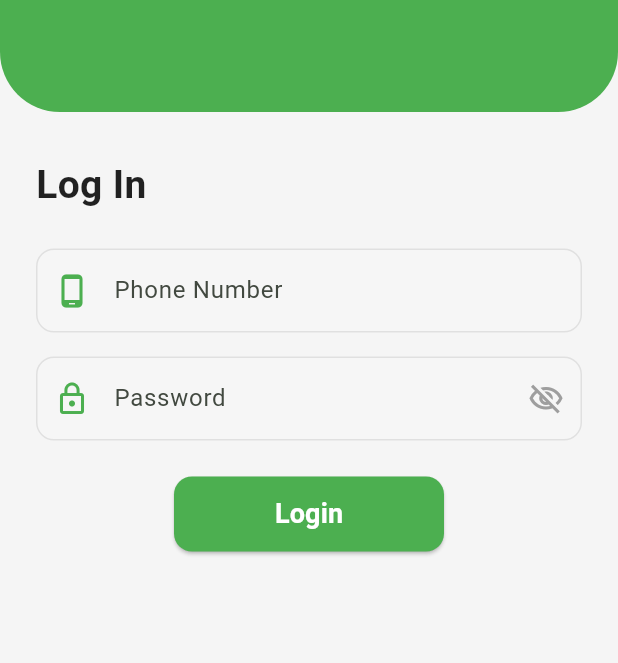
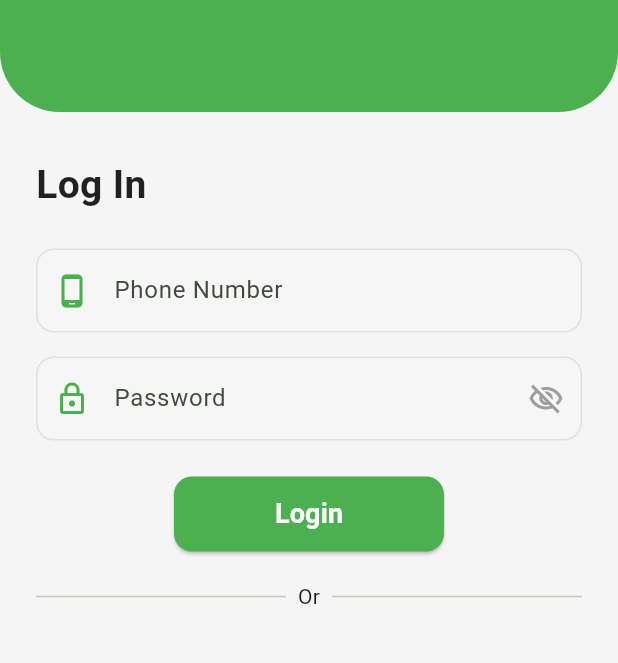
Before and after one commit to rismanitalst/KB1179-1123150058-uts, a Flutter app: the Login screen opened by its route, on a phone screen of 412 x 824 dp, the part 188-851 px from its top. Run offline on Flutter 3.47's test engine with Material 3 defaults, Android fonts, the phone set to English and light mode, and no system bars.

Commit message:
loginPage: add divider 'Or'

```diff
--- a/lib/screen/login.dart
+++ b/lib/screen/login.dart
@@ -149,9 +149,9 @@ class _LoginState extends State<Login> {
                       content: Text("Login Success ✅",
                       textAlign: TextAlign.center),
                       duration: Duration(seconds: 2),
-                    ),
-                  );
-                },
+                              ),
+                            );
+                          },
                           child: const Text(
                           "Login",
                             style: TextStyle(
@@ -163,6 +163,19 @@ class _LoginState extends State<Login> {
                         ),
                       ),
                     ),
+                    const SizedBox(height: 20),
+
+Row(
+  children: const [
+    Expanded(child: Divider(thickness: 1)),
+    Padding(
+      padding: EdgeInsets.symmetric(horizontal: 8.0),
+      child: Text("Or"),
+    ),
+    Expanded(child: Divider(thickness: 1)),
+  ],
+),
+
                   ],
                 ),
               ),
```
